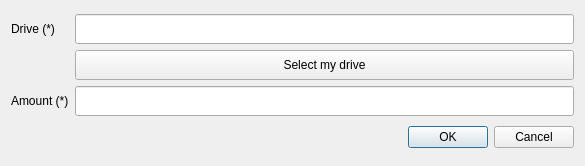
Before: the Qt Designer form UserApp/StoragePaymentDialog.ui in proximax-storage/cpp-xpx-storage-user-app, drawn with Qt 5.
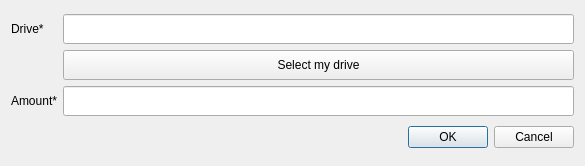
After: the same form once the commit is applied.

The edit to the form file:
```diff
--- a/UserApp/StoragePaymentDialog.ui
+++ b/UserApp/StoragePaymentDialog.ui
@@ -35,14 +35,14 @@
      <item row="2" column="0">
       <widget class="QLabel" name="label">
        <property name="text">
-        <string>Amount (*)</string>
+        <string>Amount*</string>
        </property>
       </widget>
      </item>
      <item row="0" column="0">
       <widget class="QLabel" name="label_2">
        <property name="text">
-        <string>Drive (*)</string>
+        <string>Drive*</string>
        </property>
       </widget>
      </item>
```
